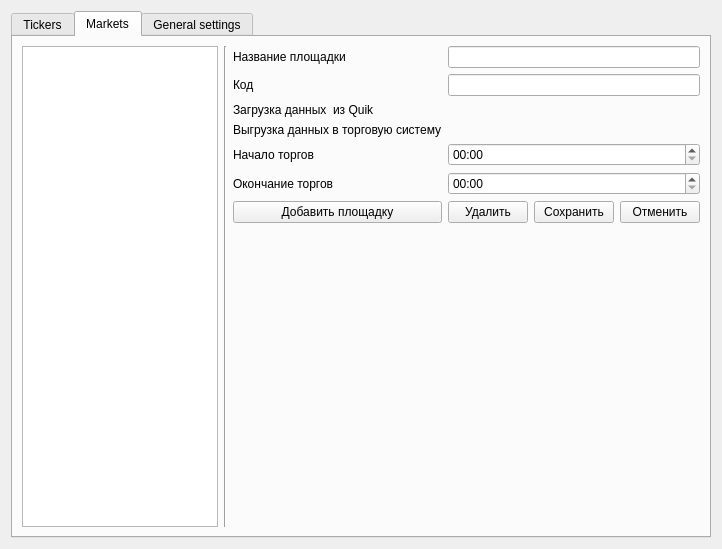
The window that configwindow.ui (albert-sergeev/FinLoader) describes before a commit, drawn with Qt 5.
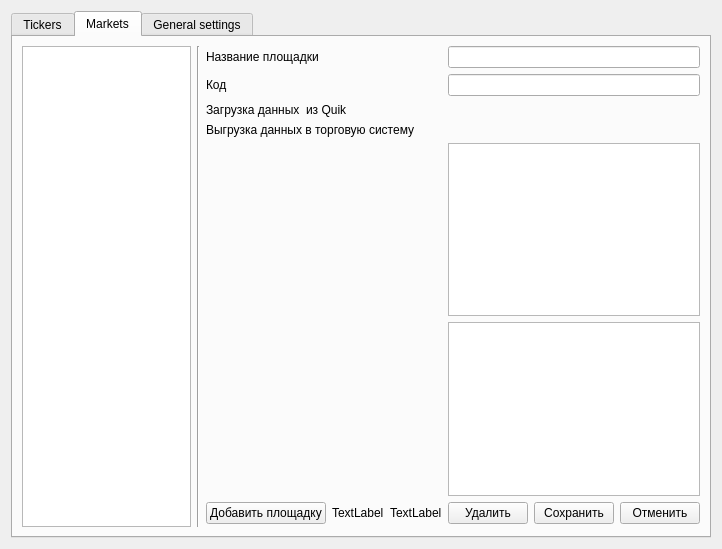
The same window after the commit. The open tabs and pages were chosen to show the change.

Commit message: added model and itemdelegate for sessions table. add treeviews to configform

What changed in the file:
```diff
--- a/configwindow.ui
+++ b/configwindow.ui
@@ -251,60 +251,6 @@
         <layout class="QVBoxLayout" name="verticalLayout">
          <item>
           <layout class="QGridLayout" name="gridLayout_2">
-           <item row="5" column="0">
-            <widget class="QLabel" name="label_4">
-             <property name="text">
-              <string>Окончание торгов</string>
-             </property>
-            </widget>
-           </item>
-           <item row="1" column="1" colspan="3">
-            <widget class="QLineEdit" name="edSign"/>
-           </item>
-           <item row="4" column="0">
-            <widget class="QLabel" name="label_2">
-             <property name="text">
-              <string>Начало торгов</string>
-             </property>
-            </widget>
-           </item>
-           <item row="6" column="1">
-            <widget class="QPushButton" name="btnDelMarket">
-             <property name="text">
-              <string>Удалить</string>
-             </property>
-            </widget>
-           </item>
-           <item row="1" column="0">
-            <widget class="QLabel" name="label_6">
-             <property name="sizePolicy">
-              <sizepolicy hsizetype="Preferred" vsizetype="Fixed">
-               <horstretch>0</horstretch>
-               <verstretch>0</verstretch>
-              </sizepolicy>
-             </property>
-             <property name="text">
-              <string>Код</string>
-             </property>
-            </widget>
-           </item>
-           <item row="6" column="3">
-            <widget class="QPushButton" name="btnCancel">
-             <property name="text">
-              <string>Отменить</string>
-             </property>
-            </widget>
-           </item>
-           <item row="6" column="2">
-            <widget class="QPushButton" name="btnSaveMarket">
-             <property name="text">
-              <string>Сохранить</string>
-             </property>
-            </widget>
-           </item>
-           <item row="0" column="1" colspan="3">
-            <widget class="QLineEdit" name="edName"/>
-           </item>
            <item row="6" column="0">
             <widget class="QPushButton" name="btnAddMaket">
              <property name="sizePolicy">
@@ -318,14 +264,51 @@
              </property>
             </widget>
            </item>
-           <item row="2" column="0">
+           <item row="2" column="0" colspan="3">
             <widget class="QLabel" name="label_12">
              <property name="text">
               <string>Загрузка данных  из Quik</string>
              </property>
             </widget>
            </item>
-           <item row="0" column="0">
+           <item row="6" column="3">
+            <widget class="QPushButton" name="btnDelMarket">
+             <property name="text">
+              <string>Удалить</string>
+             </property>
+            </widget>
+           </item>
+           <item row="5" column="3" colspan="3">
+            <widget class="QTreeView" name="treeviewRepo">
+             <property name="maximumSize">
+              <size>
+               <width>16777215</width>
+               <height>16777215</height>
+              </size>
+             </property>
+            </widget>
+           </item>
+           <item row="6" column="5">
+            <widget class="QPushButton" name="btnCancel">
+             <property name="text">
+              <string>Отменить</string>
+             </property>
+            </widget>
+           </item>
+           <item row="3" column="5">
+            <widget class="QWidget" name="wtUpToSysWholeMarket" native="true"/>
+           </item>
+           <item row="1" column="3" colspan="3">
+            <widget class="QLineEdit" name="edSign"/>
+           </item>
+           <item row="6" column="4">
+            <widget class="QPushButton" name="btnSaveMarket">
+             <property name="text">
+              <string>Сохранить</string>
+             </property>
+            </widget>
+           </item>
+           <item row="0" column="0" colspan="3">
             <widget class="QLabel" name="label">
              <property name="sizePolicy">
               <sizepolicy hsizetype="Preferred" vsizetype="Fixed">
@@ -338,34 +321,54 @@
              </property>
             </widget>
            </item>
-           <item row="5" column="1" colspan="3">
-            <widget class="QDateTimeEdit" name="dateTimeEnd">
-             <property name="currentSection">
-              <enum>QDateTimeEdit::HourSection</enum>
-             </property>
-             <property name="displayFormat">
-              <string>HH:mm</string>
-             </property>
-            </widget>
+           <item row="0" column="3" colspan="3">
+            <widget class="QLineEdit" name="edName"/>
            </item>
-           <item row="4" column="1" colspan="3">
-            <widget class="QDateTimeEdit" name="dateTimeStart">
-             <property name="currentSection">
-              <enum>QDateTimeEdit::HourSection</enum>
+           <item row="6" column="2">
+            <widget class="QLabel" name="label_29">
+             <property name="text">
+              <string>TextLabel</string>
              </property>
-             <property name="displayFormat">
-              <string>HH:mm</string>
-             </property>
             </widget>
            </item>
-           <item row="3" column="0">
+           <item row="3" column="0" colspan="3">
             <widget class="QLabel" name="label_13">
              <property name="text">
               <string>Выгрузка данных в торговую систему</string>
              </property>
             </widget>
            </item>
-           <item row="2" column="3">
+           <item row="4" column="3" colspan="3">
+            <widget class="QTreeView" name="treeviewSessions">
+             <property name="maximumSize">
+              <size>
+               <width>16777215</width>
+               <height>16777215</height>
+              </size>
+             </property>
+            </widget>
+           </item>
+           <item row="1" column="0" colspan="3">
+            <widget class="QLabel" name="label_6">
+             <property name="sizePolicy">
+              <sizepolicy hsizetype="Preferred" vsizetype="Fixed">
+               <horstretch>0</horstretch>
+               <verstretch>0</verstretch>
+              </sizepolicy>
+             </property>
+             <property name="text">
+              <string>Код</string>
+             </property>
+            </widget>
+           </item>
+           <item row="6" column="1">
+            <widget class="QLabel" name="label_28">
+             <property name="text">
+              <string>TextLabel</string>
+             </property>
+            </widget>
+           </item>
+           <item row="2" column="5">
             <widget class="QWidget" name="wtAutoLoadWholeMarket" native="true">
              <property name="minimumSize">
               <size>
```
Left out of the diff: 7 changed lines with no effect on the pictures. The commit also changes 16 other files.
